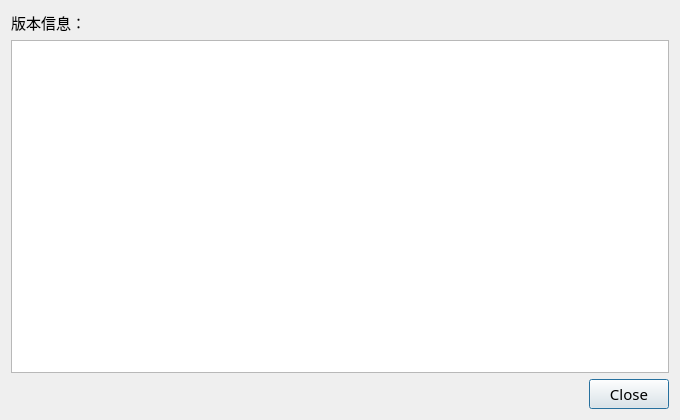
Majjcom/BiliDownloader, file src/ui_dialogchangelog.ui: the form before one commit.
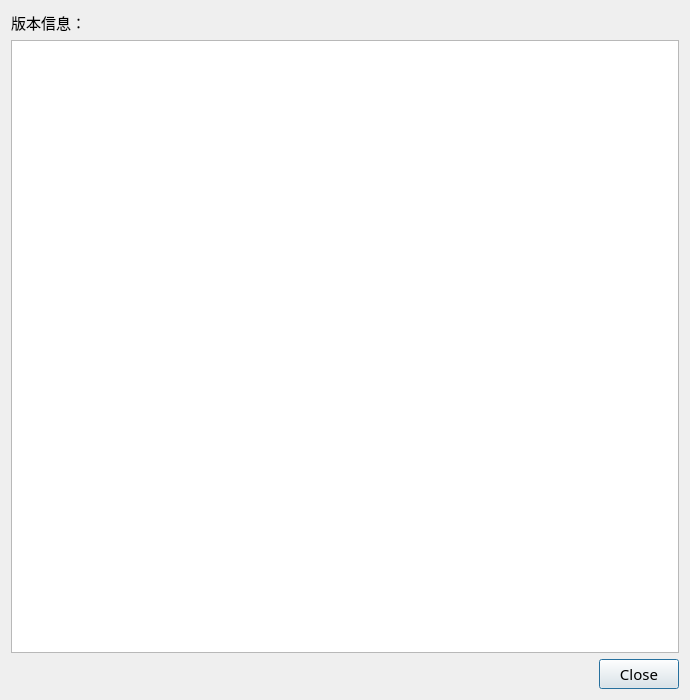
The form after the commit.

```diff
--- a/src/ui_dialogchangelog.ui
+++ b/src/ui_dialogchangelog.ui
@@ -6,8 +6,8 @@
    <rect>
     <x>0</x>
     <y>0</y>
-    <width>680</width>
-    <height>420</height>
+    <width>690</width>
+    <height>700</height>
    </rect>
   </property>
   <property name="font">
```
